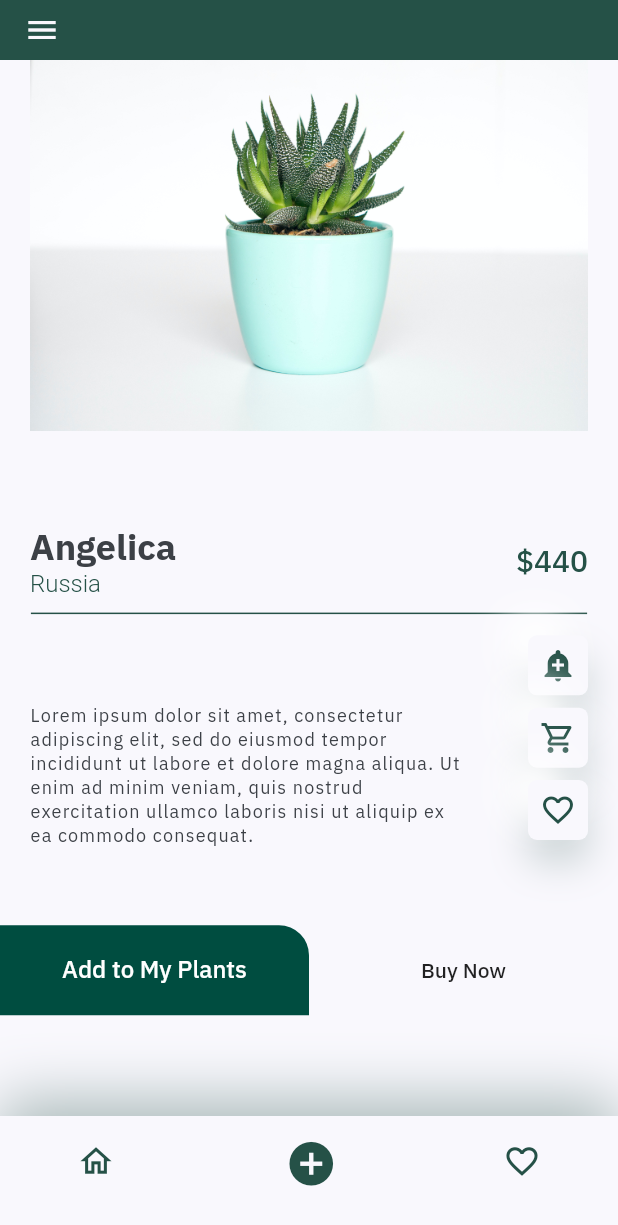
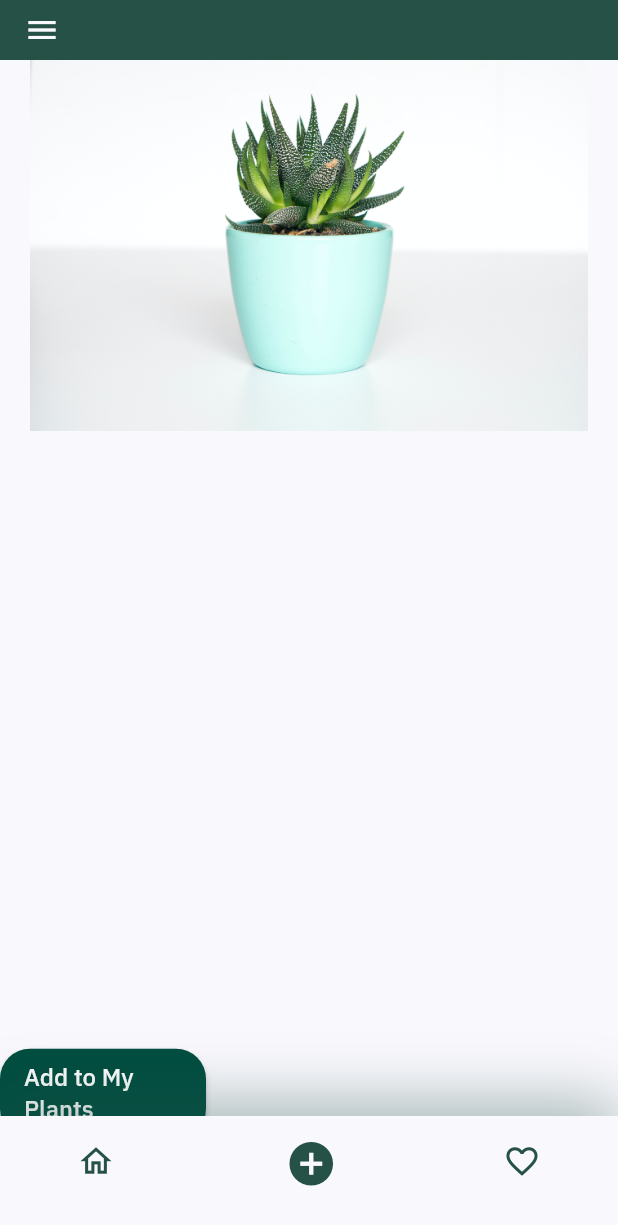
Before and after one commit to KChristelle/plant_project_summative, a Flutter app: the PlantProfile screen opened directly, on a phone screen of 412 x 824 dp. Shown: the top 1225 px of the screen. Run offline on Flutter 3.47's test engine with Material 2 defaults, Android fonts, the phone set to English and light mode, and no system bars; our stand-ins replace google_fonts, sqflite; accounts and stored records are empty.

Commit message:
details page edit

```diff
--- a/lib/screens/details/components/callToAction.dart
+++ b/lib/screens/details/components/callToAction.dart
@@ -1,6 +1,4 @@
 import 'package:flutter/material.dart';
-import 'package:plant_growth_tracking_app/resources/constants.dart';
-import 'package:plant_growth_tracking_app/screens/details/components/addPlantAlert.dart';
 import '../../../data/db_functions.dart';
 import '../../../data/user.dart';
 
@@ -9,17 +7,15 @@ class AddToPlants extends StatelessWidget {
   Widget build(BuildContext context) {
     Size size = MediaQuery.of(context).size;
     return Positioned(
-      top: size.height * 0.7,
+      top: size.height * 0.8,
       // bottom: 0,
-      child: Row(
-        children: <Widget>[
-          SizedBox(
-            width: size.width / 2,
+      child: Container(
+        width: size.width / 3,
         height: 60,
-            child: FlatButton(
+        child: RaisedButton(
           shape: RoundedRectangleBorder(
-                borderRadius: BorderRadius.only(
-                  topRight: Radius.circular(20),
+            borderRadius: BorderRadius.all(
+              Radius.circular(20),
             ),
           ),
           color: Colors.teal[900],
@@ -33,17 +29,6 @@ class AddToPlants extends StatelessWidget {
               DatabaseHelper.columnWater: 100,
               DatabaseHelper.columnNut: 100
             });
-                Navigator.push(
-                context,
-                MaterialPageRoute(
-                  builder: (context) => AddPlantAlert(
-                    alertTitle: Text("Welcome to Plant Care"),
-                    alertSubtitle: Text("Start taking care of your plants!"),
-                    blurValue: 0.05,
-                    backgroundOpacity: 0.05,
-                  ),
-                ),
-              );
           },
           child: Text(
             "Add to My Plants",
@@ -54,17 +39,6 @@ class AddToPlants extends StatelessWidget {
           ),
         ),
       ),
-          SizedBox(
-            width: size.width / 2,
-            height: 60,
-            child: FlatButton(
-              onPressed: () {},
-              child: Text("Buy Now"),
-              color: kBackgroundColor,
-            ),
-          ),
-        ],
-      ),
     );
   }
 }
--- a/lib/screens/details/components/description.dart
+++ b/lib/screens/details/components/description.dart
@@ -12,10 +12,12 @@ class PlantDescription extends StatelessWidget {
   Widget build(BuildContext context) {
     Size size = MediaQuery.of(context).size;
     return Container(
-      width: size.width * 0.7,
+      width: size.width,
       child: Text(
         description,
-        style: TextStyle(fontSize: 12, letterSpacing: 0.8),
+        style: TextStyle(
+          fontSize: 12,
+        ),
       ),
     );
   }
--- a/lib/screens/details/components/plantDetails.dart
+++ b/lib/screens/details/components/plantDetails.dart
@@ -1,8 +1,5 @@
 import 'package:flutter/material.dart';
 import 'package:plant_growth_tracking_app/resources/constants.dart';
-import 'package:plant_growth_tracking_app/screens/details/components/description.dart';
-import 'package:plant_growth_tracking_app/screens/details/components/iconCard.dart';
-import 'package:plant_growth_tracking_app/screens/details/components/plantTitle.dart';
 
 class PlantDetails extends StatelessWidget {
   @override
@@ -21,47 +18,11 @@ class PlantDetails extends StatelessWidget {
             topRight: Radius.circular(kDefaultPadding * 2),
           ),
         ),
-        child: Padding(
-          padding: const EdgeInsets.symmetric(
-            horizontal: kDefaultPadding,
-            vertical: kDefaultPadding,
-          ),
-          child: Column(
-            children: <Widget>[
-              Container(
-                child: PlantTitle(
-                  title: "Angelica",
-                  country: "Russia",
-                  price: 440,
-                ),
-              ),
-              SizedBox(
-                height: 10,
-              ),
-              UnderlineBar(),
-              Container(
-                height: size.height * 0.25,
-                padding: EdgeInsets.only(top: kDefaultPadding / 2),
-                child: Row(
-                  children: <Widget>[
-                    PlantDescription(
-                      description:
-                          "Lorem ipsum dolor sit amet, consectetur adipiscing elit, sed do eiusmod tempor incididunt ut labore et dolore magna aliqua. Ut enim ad minim veniam, quis nostrud exercitation ullamco laboris nisi ut aliquip ex ea commodo consequat.",
-                    ),
-                    Spacer(),
-                    Column(
-                      children: <Widget>[
-                        IconCard(icon: Icons.add_alert),
-                        IconCard(icon: Icons.shopping_cart_outlined),
-                        IconCard(icon: Icons.favorite_outline),
-                      ],
-                    ),
-                  ],
-                ),
-              )
-            ],
-          ),
-        ),
+
+
+        // child:
+        //
+        //
       ),
     );
   }
--- a/lib/screens/details/components/plantTitle.dart
+++ /dev/null
@@ -1,62 +0,0 @@
-import 'package:flutter/material.dart';
-import 'package:plant_growth_tracking_app/resources/constants.dart';
-
-class PlantTitle extends StatelessWidget {
-  const PlantTitle({
-    Key key,
-    this.title,
-    this.country,
-    this.price,
-  }) : super(key: key);
-
-  final String title, country;
-  final int price;
-
-  @override
-  Widget build(BuildContext context) {
-    return Row(
-      children: [
-        RichText(
-          text: TextSpan(
-            children: [
-              TextSpan(
-                text: "$title\n",
-                style: Theme.of(context)
-                    .textTheme
-                    .headline5
-                    .copyWith(color: kTextColor, fontWeight: FontWeight.bold),
-              ),
-              TextSpan(
-                text: country,
-                style: TextStyle(
-                  fontSize: 16,
-                  color: kPrimaryColor,
-                  fontWeight: FontWeight.w300,
-                ),
-              ),
-            ],
-          ),
-        ),
-        Spacer(),
-        Text(
-          "\$$price",
-          style: Theme.of(context)
-              .textTheme
-              .headline6
-              .copyWith(color: kPrimaryColor),
-        ),
-      ],
-    );
-  }
-}
-
-class UnderlineBar extends StatelessWidget {
-  Widget build(BuildContext context) {
-    Size size = MediaQuery.of(context).size;
-    return Container(
-      width: size.width * 0.9,
-      height: 1,
-      color: kPrimaryColor,
-    );
-  }
-}
```
Also changed, not shown: lib/screens/home/viewFavorites.dart (added). Lines whose indentation alone changed are shown as unchanged.
